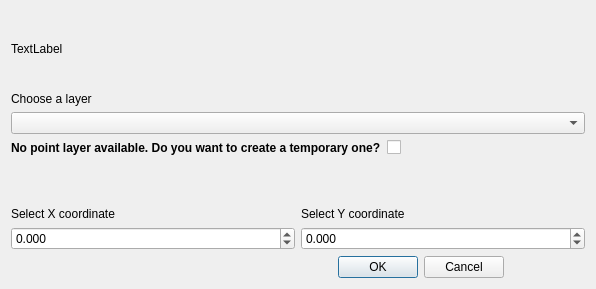
Old version of the form coordinate_plotter/Coordinate_Plotter_dialog_base.ui in the repository ithompson3629/Coordinate_Plotter_QGIS_Plugin.
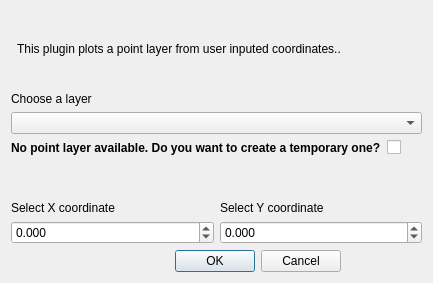
New version of the form. Icons and pictures are not drawn. Custom widgets are drawn as their Qt base class.

```diff
--- a/coordinate_plotter/Coordinate_Plotter_dialog_base.ui
+++ b/coordinate_plotter/Coordinate_Plotter_dialog_base.ui
@@ -9,47 +9,54 @@
    <rect>
     <x>0</x>
     <y>0</y>
-    <width>596</width>
-    <height>289</height>
+    <width>450</width>
+    <height>300</height>
    </rect>
   </property>
   <property name="minimumSize">
    <size>
-    <width>0</width>
-    <height>0</height>
+    <width>450</width>
+    <height>300</height>
    </size>
   </property>
   <property name="maximumSize">
    <size>
-    <width>16777215</width>
-    <height>16777215</height>
+    <width>450</width>
+    <height>300</height>
    </size>
   </property>
   <property name="windowTitle">
    <string>Coordinate Plotter</string>
   </property>
   <layout class="QGridLayout" name="gridLayout_2">
-   <item row="0" column="0">
-    <widget class="QLabel" name="label_6">
-     <property name="text">
-      <string>TextLabel</string>
-     </property>
-    </widget>
-   </item>
-   <item row="0" column="1">
-    <spacer name="horizontalSpacer">
+   <property name="sizeConstraint">
+    <enum>QLayout::SetFixedSize</enum>
+   </property>
+   <item row="4" column="1">
+    <widget class="QDialogButtonBox" name="buttonBox">
      <property name="orientation">
       <enum>Qt::Horizontal</enum>
      </property>
-     <property name="sizeHint" stdset="0">
-      <size>
-       <width>40</width>
-       <height>20</height>
-      </size>
+     <property name="standardButtons">
+      <set>QDialogButtonBox::Cancel|QDialogButtonBox::Ok</set>
      </property>
-    </spacer>
+    </widget>
    </item>
-   <item row="0" column="3">
+   <item row="1" column="0" colspan="3">
+    <layout class="QVBoxLayout" name="verticalLayout">
+     <item>
+      <widget class="QLabel" name="label">
+       <property name="text">
+        <string>Choose a layer</string>
+       </property>
+      </widget>
+     </item>
+     <item>
+      <widget class="QgsMapLayerComboBox" name="mMapLayerComboBox"/>
+     </item>
+    </layout>
+   </item>
+   <item row="0" column="2">
     <widget class="QLabel" name="label_5">
      <property name="minimumSize">
       <size>
@@ -74,21 +81,7 @@
      </property>
     </widget>
    </item>
-   <item row="1" column="0" colspan="4">
-    <layout class="QVBoxLayout" name="verticalLayout">
-     <item>
-      <widget class="QLabel" name="label">
-       <property name="text">
-        <string>Choose a layer</string>
-       </property>
-      </widget>
-     </item>
-     <item>
-      <widget class="QgsMapLayerComboBox" name="mMapLayerComboBox"/>
-     </item>
-    </layout>
-   </item>
-   <item row="2" column="0" colspan="4">
+   <item row="2" column="0" colspan="3">
     <layout class="QHBoxLayout" name="horizontalLayout_2">
      <item>
       <widget class="QLabel" name="label_7">
@@ -113,7 +106,7 @@
      </item>
     </layout>
    </item>
-   <item row="3" column="0" colspan="4">
+   <item row="3" column="0" colspan="3">
     <layout class="QGridLayout" name="gridLayout">
      <item row="2" column="1">
       <widget class="QDoubleSpinBox" name="doubleSpinBox_2">
@@ -170,13 +163,10 @@
      </item>
     </layout>
    </item>
-   <item row="4" column="2">
-    <widget class="QDialogButtonBox" name="buttonBox">
-     <property name="orientation">
-      <enum>Qt::Horizontal</enum>
-     </property>
-     <property name="standardButtons">
-      <set>QDialogButtonBox::Cancel|QDialogButtonBox::Ok</set>
+   <item row="0" column="1">
+    <widget class="QLabel" name="label_6">
+     <property name="text">
+      <string>This plugin plots a point layer from user inputed coordinates..</string>
      </property>
     </widget>
    </item>
```
